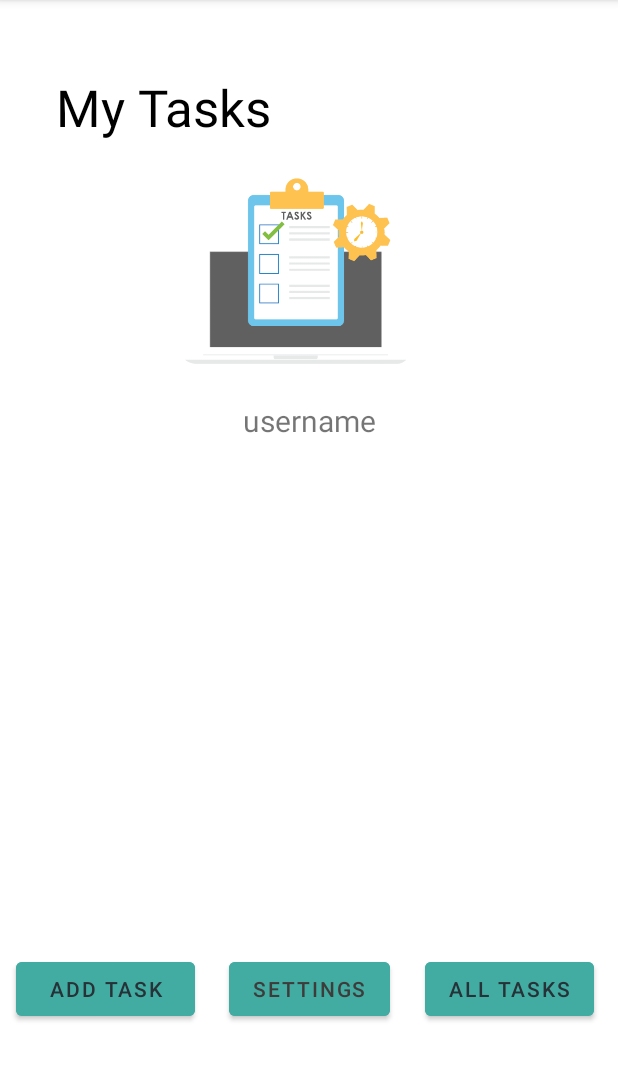
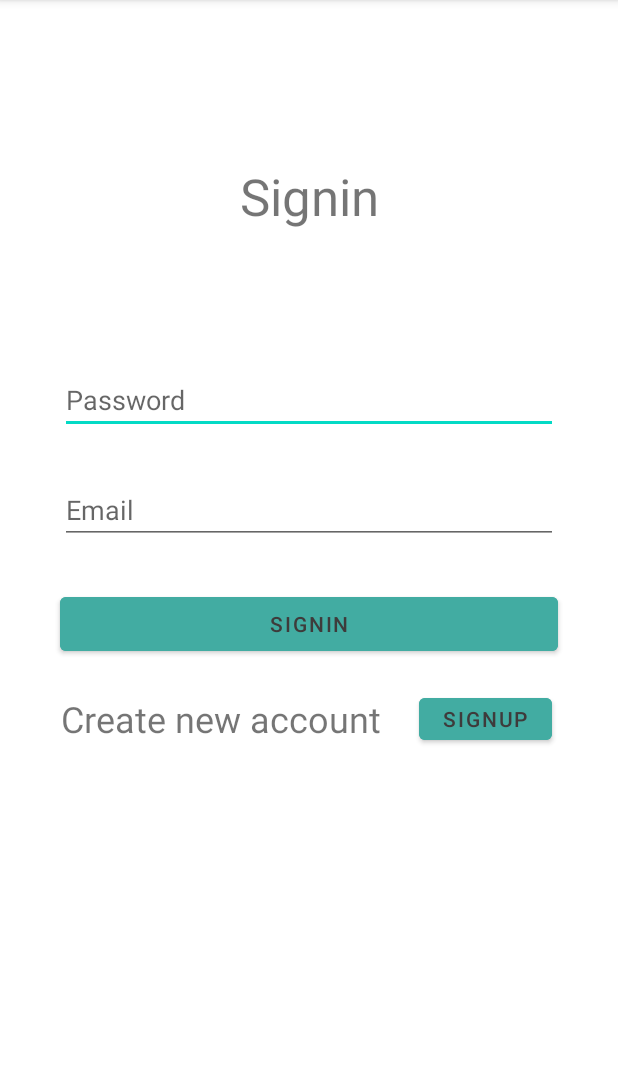
Before and after one commit to macRos-Alzoubi/taskmaster, an Android app: the screen it shows after launch (MainActivity before the commit, Signin after it), on a phone screen of 412 x 824 dp, the part 84-1165 px from its top. Run offline under Robolectric (Android 15) with nearby library versions, the phone set to English and light mode, and no system bars; libraries missing offline, so code that uses them is left out: com.amplifyframework.api, com.amplifyframework.auth, com.amplifyframework.core; 5 statements that could not run were skipped.

Commit message:
fin lab-36

```diff
--- a/app/build.gradle
+++ b/app/build.gradle
@@ -67,4 +67,5 @@ dependencies {
     // amplify aws APIs
     implementation 'com.amplifyframework:aws-api:1.28.3'
     implementation 'com.amplifyframework:aws-datastore:1.28.3'
+    implementation 'com.amplifyframework:aws-auth-cognito:1.28.3'
 }
--- /dev/null
+++ b/app/src/main/java/com/example/taskmaster/Signin.java
@@ -0,0 +1,56 @@
+package com.example.taskmaster;
+
+import androidx.appcompat.app.AppCompatActivity;
+
+import android.annotation.SuppressLint;
+import android.content.Intent;
+import android.os.Bundle;
+import android.util.Log;
+import android.widget.EditText;
+import android.widget.TextView;
+
+import com.amplifyframework.AmplifyException;
+import com.amplifyframework.api.aws.AWSApiPlugin;
+import com.amplifyframework.auth.cognito.AWSCognitoAuthPlugin;
+import com.amplifyframework.core.Amplify;
+import com.amplifyframework.datastore.AWSDataStorePlugin;
+
+public class Signin extends AppCompatActivity {
+
+    private static final String TAG = "SigninActivity";
+    private static final String ERROR_MSG = "Email and/or password incorrect!";
+
+
+    @Override
+    protected void onCreate(Bundle savedInstanceState) {
+        super.onCreate(savedInstanceState);
+        setContentView(R.layout.activity_signin);
+        amplifyConfig();
+
+        EditText password = findViewById(R.id.signin_password);
+        EditText email = findViewById(R.id.signin_email);
+        TextView errorLabel = findViewById(R.id.signin_error_label);
+
+        findViewById(R.id.signin_btn).setOnClickListener(view -> Amplify.Auth.signIn(
+                email.getText().toString(),
+                password.getText().toString(),
+                result -> startActivity(new Intent(getApplicationContext(), MainActivity.class)),
+                error -> errorLabel.setText(ERROR_MSG)
+        ));
+
+        findViewById(R.id.signin_signup_btn).setOnClickListener(view -> startActivity(new Intent(getApplicationContext(), Signup.class)));
+    }
+
+    private void amplifyConfig() {
+        try {
+            Amplify.addPlugin(new AWSDataStorePlugin()); // stores records locally
+            Amplify.addPlugin(new AWSApiPlugin()); // stores things in DynamoDB and allows us to perform GraphQL queries
+            Amplify.addPlugin(new AWSCognitoAuthPlugin()); // Add this line, to include the Auth plugin.
+            Amplify.configure(getApplicationContext());
+
+            Log.i(TAG, "Initialized Amplify");
+        } catch (AmplifyException error) {
+            Log.e(TAG, "Could not initialize Amplify", error);
+        }
+    }
+}
--- /dev/null
+++ b/app/src/main/res/layout/activity_signin.xml
@@ -0,0 +1,106 @@
+<?xml version="1.0" encoding="utf-8"?>
+<androidx.constraintlayout.widget.ConstraintLayout xmlns:android="http://schemas.android.com/apk/res/android"
+    xmlns:app="http://schemas.android.com/apk/res-auto"
+    xmlns:tools="http://schemas.android.com/tools"
+    android:layout_width="match_parent"
+    android:layout_height="match_parent"
+    tools:context=".Signin">
+
+    <EditText
+        android:id="@+id/signin_password"
+        android:layout_width="0dp"
+        android:layout_height="wrap_content"
+        android:layout_marginStart="40dp"
+        android:layout_marginTop="244dp"
+        android:layout_marginEnd="40dp"
+        android:ems="10"
+        android:hint="@string/password"
+        android:importantForAutofill="no"
+        android:inputType="textPassword"
+        app:layout_constraintEnd_toEndOf="parent"
+        app:layout_constraintStart_toStartOf="parent"
+        app:layout_constraintTop_toTopOf="parent" />
+
+    <EditText
+        android:id="@+id/signin_email"
+        android:layout_width="0dp"
+        android:layout_height="wrap_content"
+        android:layout_marginStart="40dp"
+        android:layout_marginTop="28dp"
+        android:layout_marginEnd="40dp"
+        android:ems="10"
+        android:hint="@string/email"
+        android:importantForAutofill="no"
+        android:inputType="textEmailAddress"
+        app:layout_constraintEnd_toEndOf="parent"
+        app:layout_constraintStart_toStartOf="parent"
+        app:layout_constraintTop_toBottomOf="@+id/signin_password" />
+
+    <TextView
+        android:id="@+id/signin_main_lable"
+        android:layout_width="120dp"
+        android:layout_height="wrap_content"
+        android:layout_marginBottom="37dp"
+        android:text="@string/signin"
+        android:textAlignment="center"
+        android:textSize="34sp"
+        app:layout_constraintBottom_toTopOf="@+id/signin_error_label"
+        app:layout_constraintEnd_toEndOf="parent"
+        app:layout_constraintStart_toStartOf="parent" />
+
+    <Button
+        android:id="@+id/signin_btn"
+        android:layout_width="0dp"
+        android:layout_height="wrap_content"
+        android:layout_marginStart="40dp"
+        android:layout_marginTop="29dp"
+        android:layout_marginEnd="40dp"
+        android:backgroundTint="@color/button_primary"
+        android:text="@string/signin"
+        android:textColor="@color/button_test"
+        app:layout_constraintEnd_toEndOf="parent"
+        app:layout_constraintStart_toStartOf="parent"
+        app:layout_constraintTop_toBottomOf="@+id/signin_email" />
+
+    <TextView
+        android:id="@+id/signin_signup_label"
+        android:layout_width="wrap_content"
+        android:layout_height="40dp"
+        android:layout_marginTop="16dp"
+        android:gravity="center"
+        android:text="@string/create_new_account"
+        android:textSize="24sp"
+        app:layout_constraintBottom_toBottomOf="parent"
+        app:layout_constraintEnd_toEndOf="parent"
+        app:layout_constraintHorizontal_bias="0.201"
+        app:layout_constraintStart_toStartOf="parent"
+        app:layout_constraintTop_toBottomOf="@+id/signin_btn"
+        app:layout_constraintVertical_bias="0.012" />
+
+    <Button
+        android:id="@+id/signin_signup_btn"
+        android:layout_width="wrap_content"
+        android:layout_height="40dp"
+        android:layout_marginTop="16dp"
+        android:backgroundTint="@color/button_primary"
+        android:text="@string/signup"
+        android:textColor="@color/button_test"
+        app:layout_constraintBottom_toBottomOf="parent"
+        app:layout_constraintEnd_toEndOf="parent"
+        app:layout_constraintHorizontal_bias="0.376"
+        app:layout_constraintStart_toEndOf="@+id/signin_signup_label"
+        app:layout_constraintTop_toBottomOf="@+id/signin_btn"
+        app:layout_constraintVertical_bias="0.012" />
+
+    <TextView
+        android:id="@+id/signin_error_label"
+        android:layout_width="0dp"
+        android:layout_height="wrap_content"
+        android:layout_marginStart="43dp"
+        android:layout_marginEnd="43dp"
+        android:layout_marginBottom="34dp"
+        android:textColor="#F44336"
+        app:layout_constraintBottom_toTopOf="@+id/signin_password"
+        app:layout_constraintEnd_toEndOf="parent"
+        app:layout_constraintStart_toStartOf="parent" />
+</androidx.constraintlayout.widget.ConstraintLayout>
--- a/app/src/main/res/values/strings.xml
+++ b/app/src/main/res/values/strings.xml
@@ -32,4 +32,15 @@
     <!-- TODO: Remove or change this placeholder text -->
     <string name="hello_blank_fragment">Hello blank fragment</string>
     <string name="task_name">task name</string>
+    <string name="password">Password</string>
+    <string name="email">Email</string>
+    <string name="signin">Signin</string>
+    <string name="create_new_account">Create new account</string>
+    <string name="signup">Signup</string>
+    <string name="already_have_an_account">Already have an account</string>
+    <string name="you_will_receive_a_message_that_contains_a_verification_number">You will receive a message that contains a verification number</string>
+    <string name="please_enter_the_verification_number">Please enter the verification number</string>
+    <string name="verification_number">Verification number</string>
+    <string name="confirm">Confirm</string>
+    <string name="resend_code">RESEND CODE</string>
 </resources>
```
Also changed, not shown: app/src/main/AndroidManifest.xml (+25 -6 lines), app/src/main/java/com/example/taskmaster/ConfirmAccount.java (added, +47 -0 lines), app/src/main/java/com/example/taskmaster/MainActivity.java (+36 -26 lines), app/src/main/java/com/example/taskmaster/Signup.java (added, +52 -0 lines), app/src/main/res/layout/activity_confirm_account.xml (added, +78 -0 lines), app/src/main/res/layout/activity_main.xml (+20 -4 lines), app/src/main/res/layout/activity_signup.xml (added, +121 -0 lines), app/src/main/graphql/schema.json, 11 other files.
